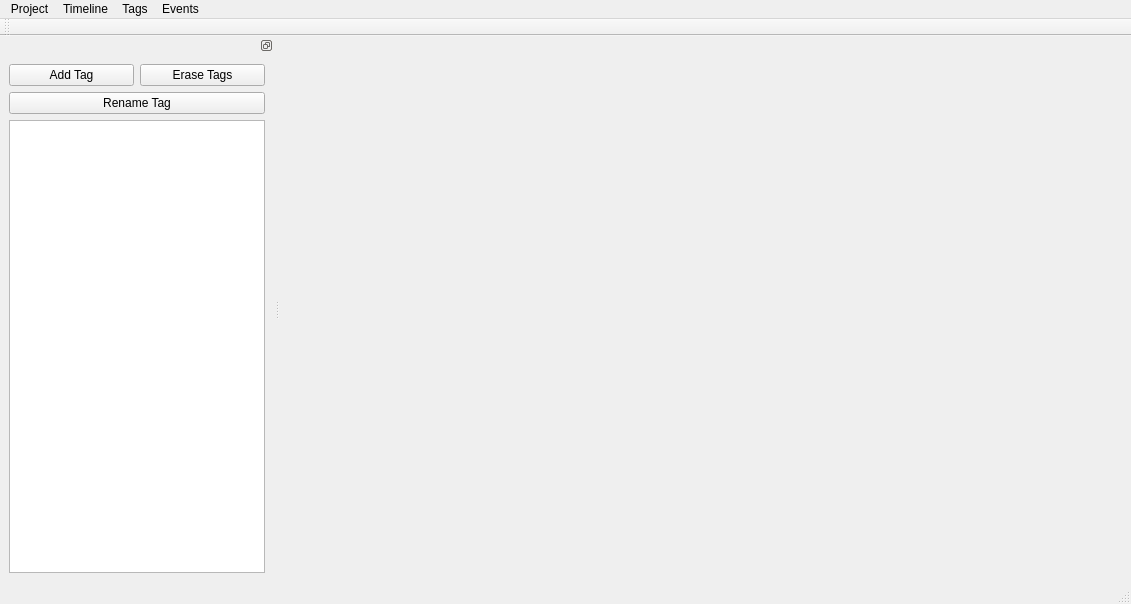
Above: TimelineArchitect/mainwindow.ui from GrzegorzDomaradzki/TimelineArchitect before the change. Below: the same form after it.
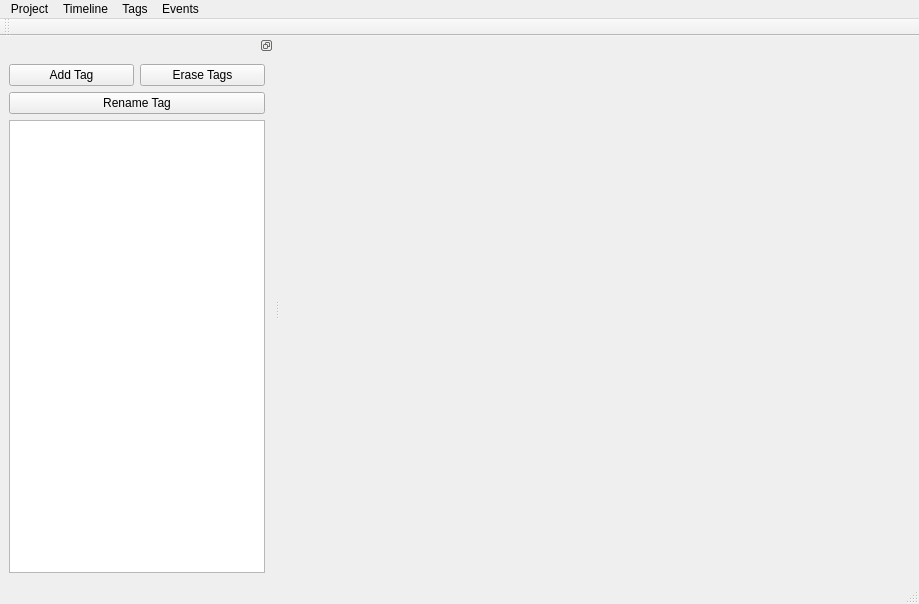
That is the form after the change.

Diff of the .ui file:
```diff
--- a/TimelineArchitect/mainwindow.ui
+++ b/TimelineArchitect/mainwindow.ui
@@ -6,7 +6,7 @@
    <rect>
     <x>0</x>
     <y>0</y>
-    <width>1131</width>
+    <width>919</width>
     <height>604</height>
    </rect>
   </property>
@@ -19,7 +19,7 @@
     <rect>
      <x>0</x>
      <y>0</y>
-     <width>1131</width>
+     <width>919</width>
      <height>22</height>
     </rect>
    </property>
```
Left out of the diff: 4 changed lines with no effect on the pictures.
